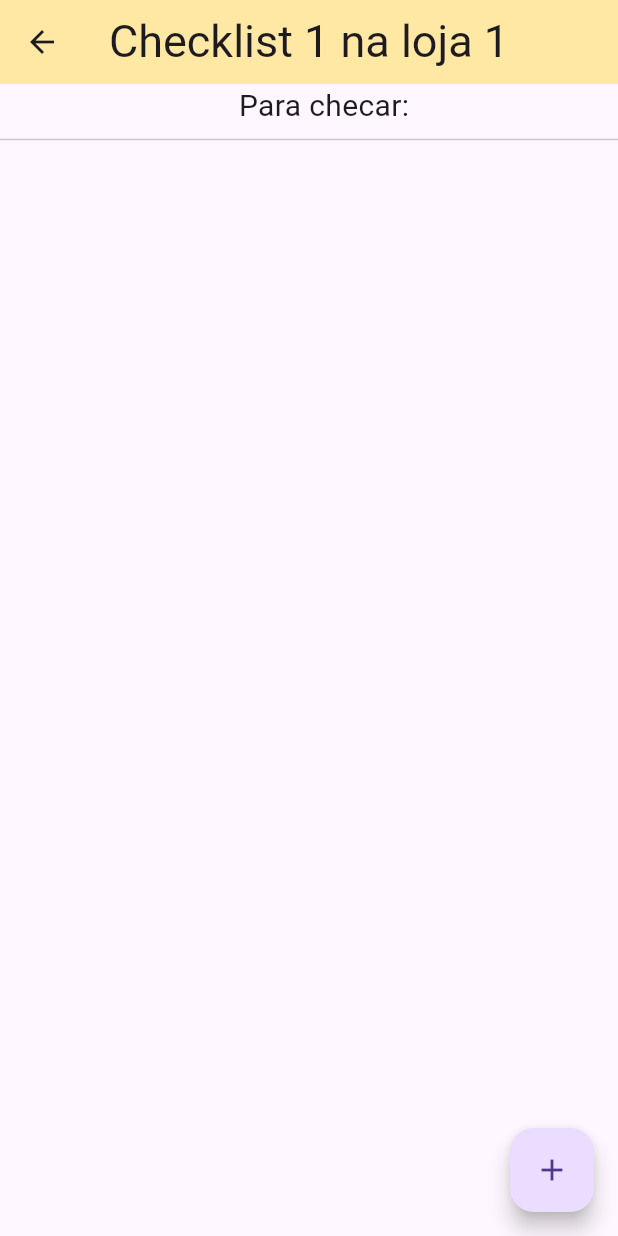
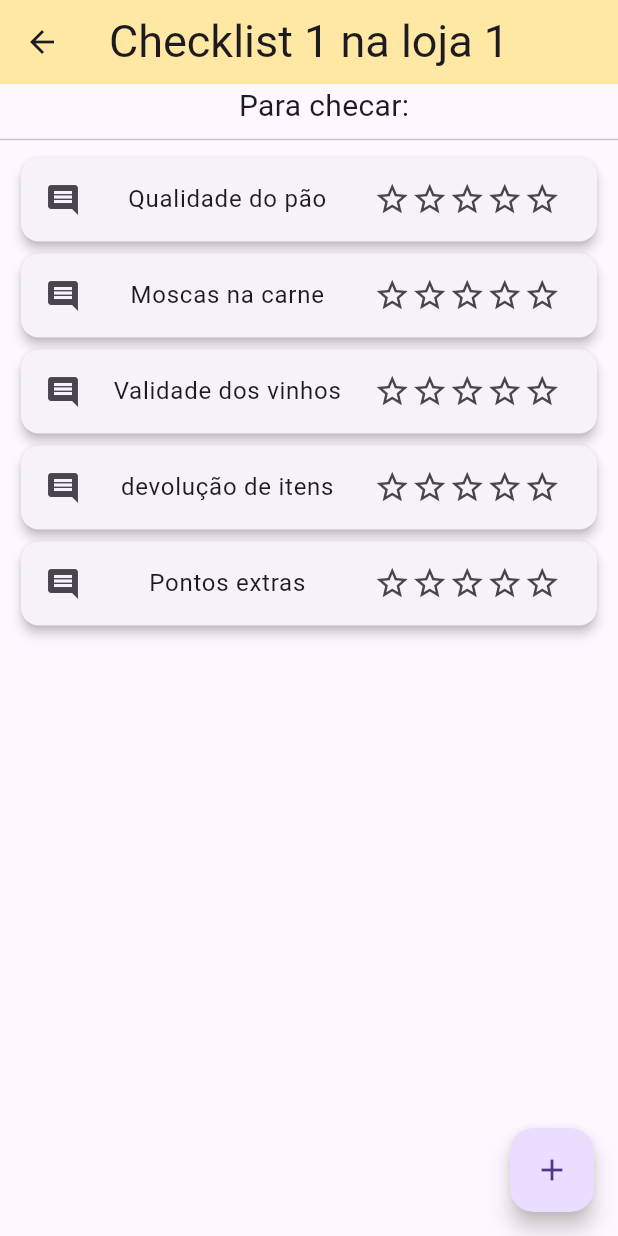
Before and after one commit to murilo-cometa/quality_control_app, a Flutter app: the CreateChecklistScreen screen opened directly, after a tap on an icon or button, on a phone screen of 412 x 824 dp. Run offline on Flutter 3.47's test engine with Material 3 defaults, Android fonts, the phone set to English and light mode, and no system bars; drawn by our look-alikes of flutter_rating_bar; our stand-ins replace numberpicker.

```diff
--- a/lib/view/checklist.dart
+++ b/lib/view/checklist.dart
@@ -29,7 +29,13 @@ class _ChecklistState extends State<Checklist> {
     const TaskCard(task: 'devolução de itens'),
     const TaskCard(task: 'Pontos extras'),
   ];
-  List<Widget> _setoresCards = [];
+  List<Widget> _setoresCards = [
+    const TaskCard(task: 'Qualidade do pão'),
+    const TaskCard(task: 'Moscas na carne'),
+    const TaskCard(task: 'Validade dos vinhos'),
+    const TaskCard(task: 'devolução de itens'),
+    const TaskCard(task: 'Pontos extras'),
+    ];
 
   @override
   Widget build(BuildContext context) {
--- a/lib/view/checklist_details_screen.dart
+++ b/lib/view/checklist_details_screen.dart
@@ -27,7 +27,7 @@ class ChecklistDetailsScreen extends StatelessWidget {
             ),
             const SimpleNavigatingCardItem(
               text:
-                  'Descrição Descrição Descrição Descrição Descrição Descrição Descrição Descrição Descrição Descrição Descrição Descrição Descrição Descrição Descrição Descrição Descrição Descrição Descrição Descrição Descrição Descrição Descrição Descrição Descrição Descrição Descrição Descrição Descrição Descrição Descrição Descrição Descrição Descrição Descrição Descrição Descrição Descrição Descrição Descrição Descrição Descrição Descrição Descrição Descrição Descrição Descrição Descrição Descrição Descrição Descrição Descrição Descrição Descrição Descrição',
+                  'Descrição Descrição Descrição Descrição Descrição Descrição Descrição Descrição Descrição Descrição Descrição Descrição Descrição Descrição Descrição Descrição Descrição Descrição Descrição Descrição Descrição Descrição Descrição Descrição Descrição Descrição Descrição Descrição Descrição Descrição Descrição Descrição Descrição Descrição Descrição Descrição Descrição Descrição Descrição Descrição Descrição Descrição Descrição Descrição Descrição',
             ),
             const Divider(),
             const Text(
--- a/lib/view/create_checklist_screen.dart
+++ b/lib/view/create_checklist_screen.dart
@@ -17,7 +17,7 @@ class _CreateChecklistScreenState extends State<CreateChecklistScreen> {
   @override
   Widget build(BuildContext context) {
     return Scaffold(
-      appBar: CustomAppBar.build('Criar Checklist'),
+      appBar: CustomAppBar.build('Atribuir Checklist'),
       body: _buildBody(),
     );
   }
@@ -25,19 +25,20 @@ class _CreateChecklistScreenState extends State<CreateChecklistScreen> {
   Widget _buildBody() {
     return Column(
       children: [
-        const Text(
+        const SizedBox(
+          height: 35,
+          child: Text(
             'Escolha a loja',
             style: TextStyle(
               fontSize: 20,
+            ),
           ),
         ),
         NumberPicker(
           haptics: true,
           decoration: BoxDecoration(
             borderRadius: BorderRadius.circular(10),
-            border: Border.all(
-              color: Colors.blue
-            )
+            border: Border.all(color: Colors.blue),
           ),
           infiniteLoop: true,
           itemWidth: 70,
@@ -52,11 +53,29 @@ class _CreateChecklistScreenState extends State<CreateChecklistScreen> {
             });
           },
         ),
-        const Divider(),
+        const Divider(),//--------------------------------------------------------------------------------------------
+        SizedBox(
+          height: 45,
+          child: Row(
+            mainAxisAlignment: MainAxisAlignment.spaceAround,
+            children: [
               const Text(
                 'Escolha a o tipo de checklist',
                 style: TextStyle(
                   fontSize: 20,
+                ),
+              ),
+              ElevatedButton.icon(
+                icon: const Icon(Icons.add_circle_outline),
+                label: const Text(
+                  'Adicionar',
+                  style: TextStyle(
+                    fontSize: 20,
+                  ),
+                ),
+                onPressed: () {},
+              ),
+            ],
           ),
         ),
         Expanded(
```
Also changed, not shown: lib/view/apply_checklist_screen.dart (added, +84 -0 lines), lib/view/home_screen.dart (+5 -4 lines). Lines whose indentation alone changed are shown as unchanged.
